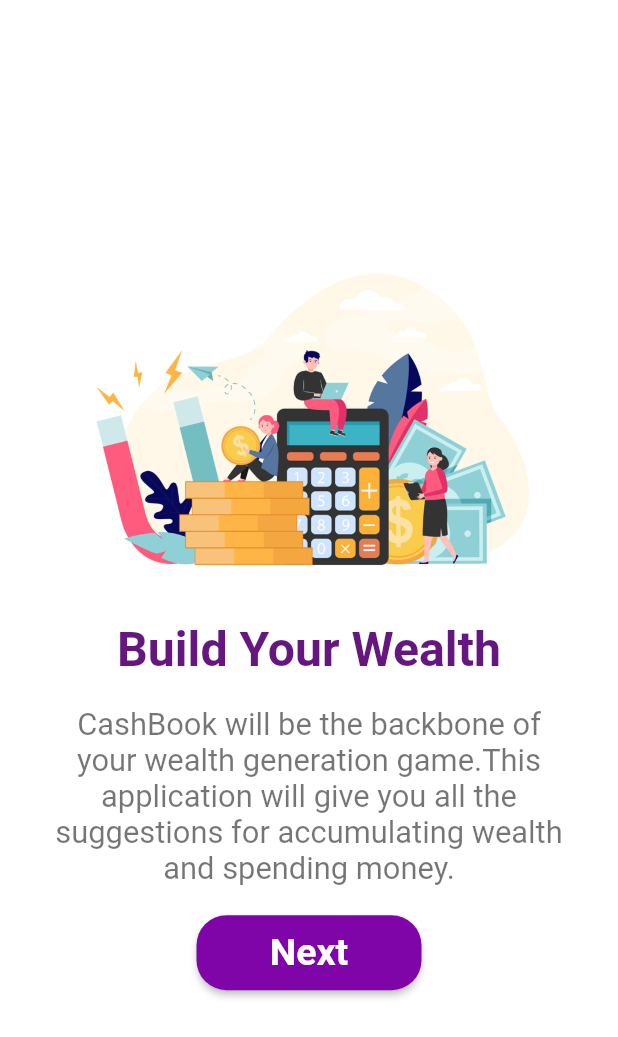
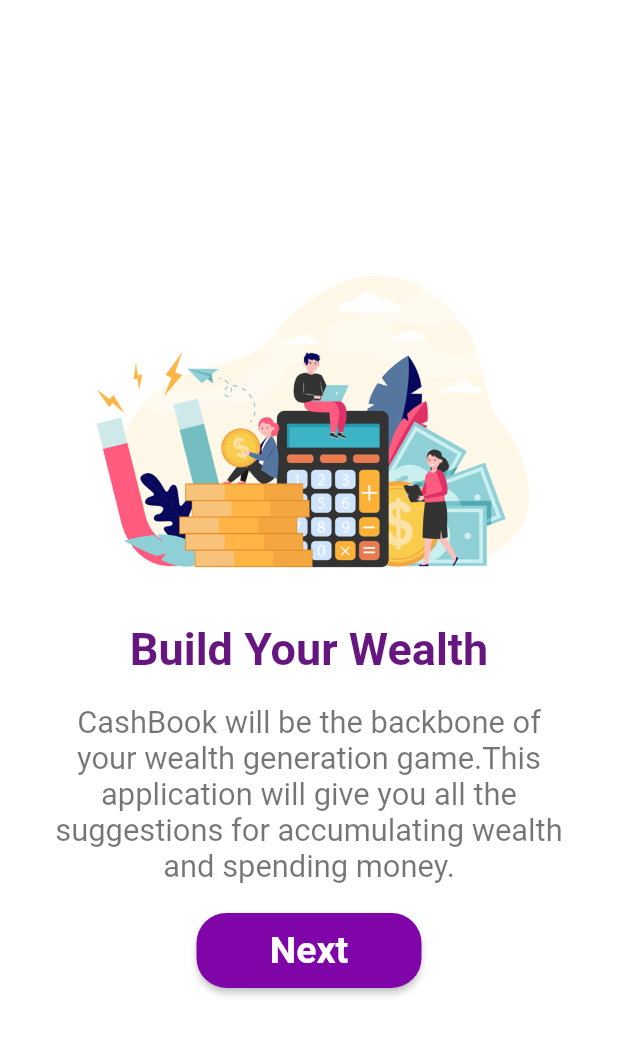
Before and after one commit to looohaar/CashBook, a Flutter app: the screen it shows after launch, after a tap on "Next", on a phone screen of 412 x 824 dp. Shown: the top 1037 px of the screen. Run offline on Flutter 3.47's test engine with Material 2 defaults, Android fonts, the phone set to English and light mode, and no system bars; our stand-ins replace flutter_spinkit, google_fonts, hive, hive_flutter, share_plus and 2 more; missing offline and left inert: dart:ffi; accounts and stored records are empty; Roboto replaces fonts that are missing (Signika).

Commit message:
onboarding  and date mediaquery corrected

```diff
--- a/lib/screens/home/screensinhome/screen_transactions.dart
+++ b/lib/screens/home/screensinhome/screen_transactions.dart
@@ -377,7 +377,7 @@ class _TransactionHistoryState extends State<TransactionHistory> {
                                                               .date),
                                                       style:
                                                           GoogleFonts.signika(
-                                                              fontSize:mediaqueryWidth*0.05,
+                                                              fontSize:mediaqueryWidth*0.04,
                                                               fontWeight:
                                                                   FontWeight
                                                                       .w400,
--- a/lib/screens/onboarding/screen_onboarding1.dart
+++ b/lib/screens/onboarding/screen_onboarding1.dart
@@ -41,7 +41,8 @@ class Onboarding1 extends StatelessWidget {
                          hdivider2,
                          Text('Analyze Your Spending',
                          style: GoogleFonts.signika(
-                fontSize: mediaqueryHeight*0.039,
+                // fontSize: mediaqueryHeight*0.039,
+                 fontSize: 30,
 
                 fontWeight: FontWeight.w700,
                 color:headingColor,
--- a/lib/screens/onboarding/screen_onboarding2.dart
+++ b/lib/screens/onboarding/screen_onboarding2.dart
@@ -40,7 +40,8 @@ class Onboarding2 extends StatelessWidget {
                     Text('Build Your Wealth',
                     style:GoogleFonts.signika(
                       color: headingColor,
-                      fontSize: mediaqueryHeight*0.039,
+                      // fontSize: mediaqueryHeight*0.039,
+                        fontSize: 30,
                       fontWeight: FontWeight.w700,
                     ) ,
                      textAlign: TextAlign.center,
```
Also changed, not shown: 1 other file.
